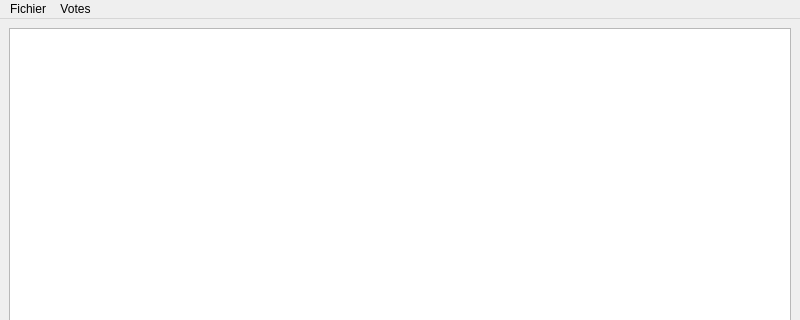
Qt form mainrespublica.ui (esauvage/ResPublica) before a commit; both pictures show x 0 to 800 and y 0 to 320 of the 800 by 600 pixel window.
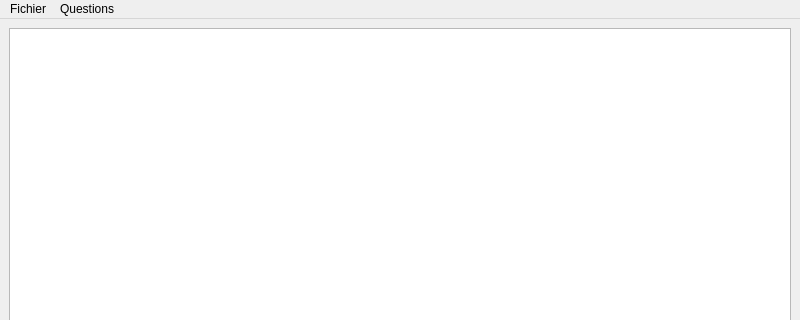
The same form after that commit.

Commit message: Changement de nom de Vote en Question, et création du Vote effectif.

What changed in the file:
```diff
--- a/mainrespublica.ui
+++ b/mainrespublica.ui
@@ -29,9 +29,9 @@
      <height>17</height>
     </rect>
    </property>
-   <widget class="QMenu" name="menuVotes">
+   <widget class="QMenu" name="menuQuestions">
     <property name="title">
-     <string>Votes</string>
+     <string>Questions</string>
     </property>
     <addaction name="actionCr_er"/>
    </widget>
@@ -43,7 +43,7 @@
     <addaction name="actionEnregistrer"/>
    </widget>
    <addaction name="menuFichier"/>
-   <addaction name="menuVotes"/>
+   <addaction name="menuQuestions"/>
   </widget>
   <widget class="QStatusBar" name="statusbar"/>
   <action name="actionCr_er">
```
The commit also changes 21 other files.
